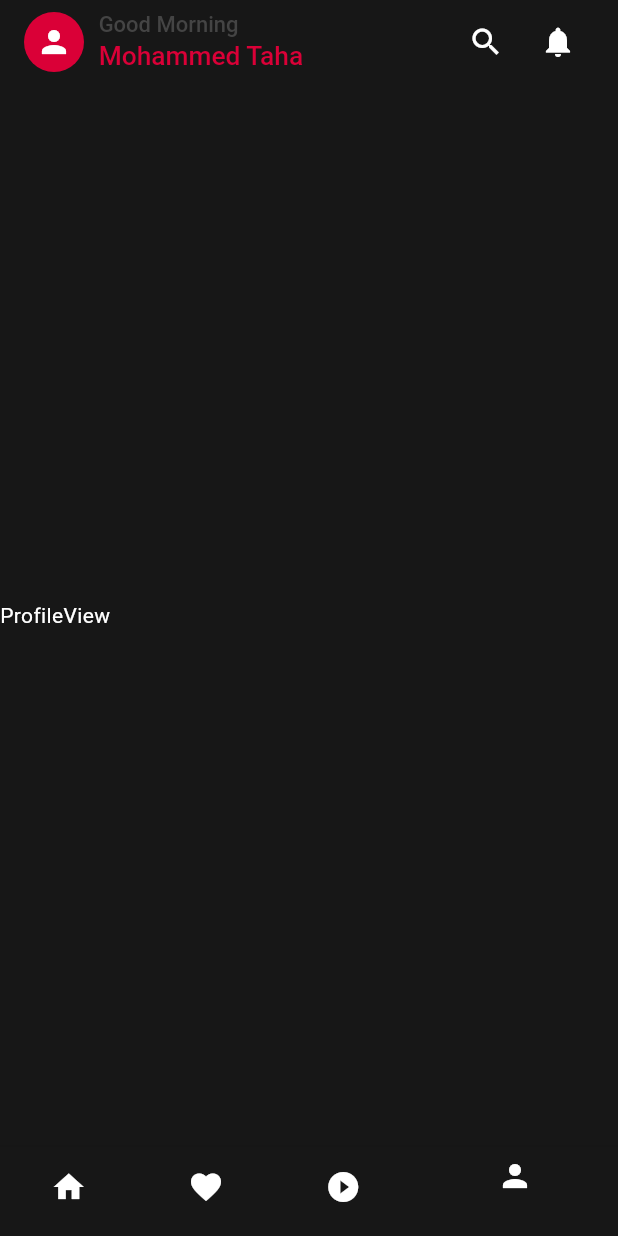
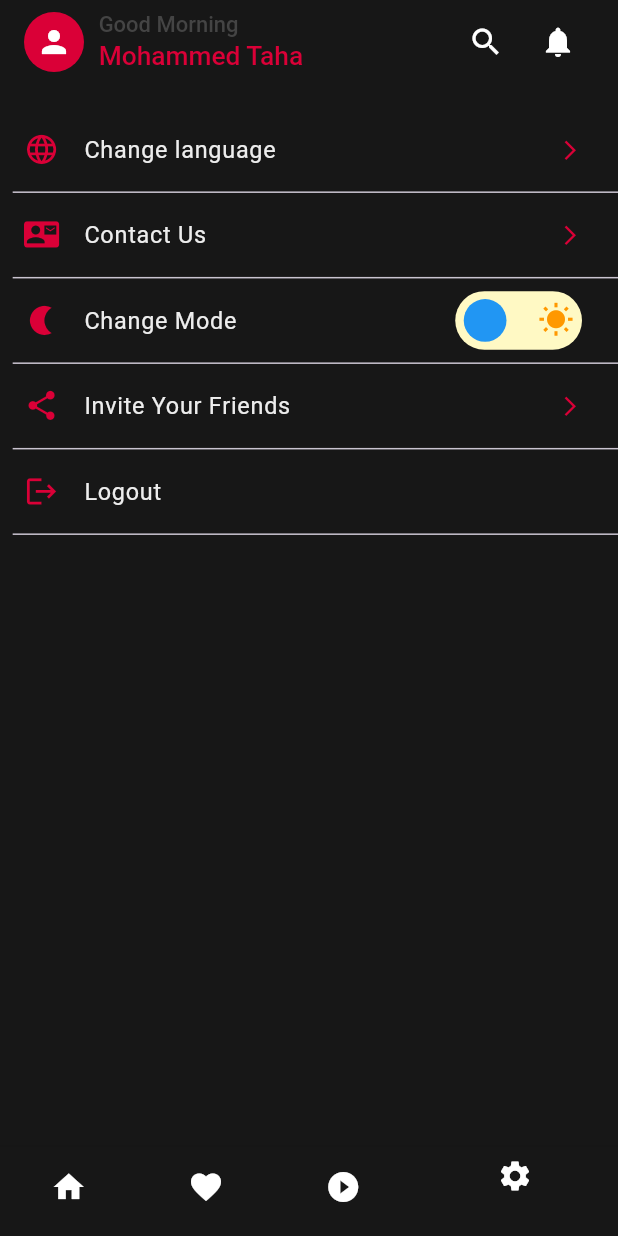
Before and after one commit to MohamedTaha-flutter/manga_app, a Flutter app: the LayoutView screen opened directly, item 4 of the bottom bar chosen, on a phone screen of 412 x 824 dp. Run offline on Flutter 3.47's test engine with Material 3 defaults, Android fonts, the light colour scheme and no system bars; our stand-ins replace flutter_bloc, flutter_screenutil, youtube_player_flutter.

Commit message:
finch setting view  and finch video view

```diff
--- a/lib/core/widget/custom_theme_switch_bttton.dart
+++ b/lib/core/widget/custom_theme_switch_bttton.dart
@@ -1,5 +1,6 @@
 import 'package:flutter/material.dart%20';
 import 'package:flutter_screenutil/flutter_screenutil.dart';
+import 'package:mangaat_app/core/constant/colors_style.dart';
 
 class SunMoonSwitch extends StatefulWidget {
   const SunMoonSwitch({super.key});
@@ -26,13 +27,13 @@ class _SunMoonSwitchState extends State<SunMoonSwitch> {
         padding: EdgeInsets.all(5.w),
         decoration: BoxDecoration(
           borderRadius: BorderRadius.circular(20.r),
-          color: isSun ? Colors.yellow[100] : Colors.blue[100],
+          color: isSun ? Colors.yellow[100] : Colors.grey[200],
         ),
         child: Stack(
           alignment: Alignment.center,
           children: [
             Align(
-              alignment: isSun ? Alignment.centerLeft : Alignment.centerRight,
+              alignment: isSun ?  Alignment.centerRight : Alignment.centerLeft  ,
               child: AnimatedSwitcher(
                 duration: Duration(milliseconds: 300),
                 transitionBuilder: (child, animation) =>
@@ -45,7 +46,7 @@ class _SunMoonSwitchState extends State<SunMoonSwitch> {
               ),
             ),
             Align(
-              alignment: isSun ? Alignment.centerRight : Alignment.centerLeft,
+              alignment: isSun ?Alignment.centerLeft : Alignment.centerRight  ,
               child: Container(
                 width: 30.r,
                 height: 30.r,
--- a/lib/featuer/layout/presentation/controller/cubit.dart
+++ b/lib/featuer/layout/presentation/controller/cubit.dart
@@ -3,7 +3,7 @@ import 'package:flutter_bloc/flutter_bloc.dart';
 import 'package:mangaat_app/core/constant/colors_style.dart';
 import 'package:mangaat_app/featuer/favorite/presentation/view/favorite_view.dart';
 import 'package:mangaat_app/featuer/home/presentation/view/home_view.dart';
-import 'package:mangaat_app/featuer/profile/presentation/view/profile_view.dart';
+import 'package:mangaat_app/featuer/setting/presentation/view/setting_view.dart';
 import 'package:mangaat_app/featuer/video/presentation/view/vidio_view.dart';
 
 import 'state.dart';
@@ -19,7 +19,7 @@ class LayoutCubit extends Cubit<LayoutState> {
     emit(ChangeBottomNavigationBarState());
   }
 
-  List<Widget> views = [HomeView(), FavoriteView(), VideoView(), ProfileView()];
+  List<Widget> views = [HomeView(), FavoriteView(), VideoView(), SettingView()];
 
   List<BottomNavigationBarItem> item = [
     BottomNavigationBarItem(
@@ -38,7 +38,7 @@ class LayoutCubit extends Cubit<LayoutState> {
       backgroundColor: AppColor.black,
     ),
     BottomNavigationBarItem(
-      icon: Icon(Icons.person),
+      icon: Icon(Icons.settings),
       label: "",
       backgroundColor: AppColor.black,
     ),
--- a/lib/featuer/profile/presentation/view/profile_view.dart
+++ /dev/null
@@ -1,22 +0,0 @@
-import 'package:flutter/material.dart';
-import 'package:mangaat_app/core/constant/colors_style.dart';
-
-
-
-class ProfileView extends StatelessWidget {
-  const ProfileView({super.key});
-
-  @override
-  Widget build(BuildContext context) {
-    return Scaffold(
-      backgroundColor: AppColor.black,
-
-      body: Column(
-        mainAxisAlignment: MainAxisAlignment.center,
-        children: [
-          Text("ProfileView",style: TextStyle(color: Colors.white),)
-        ],
-      ),
-    );
-  }
-}
--- /dev/null
+++ b/lib/featuer/setting/presentation/view/setting_view.dart
@@ -0,0 +1,71 @@
+import 'package:flutter/material.dart%20';
+import 'package:flutter_screenutil/flutter_screenutil.dart';
+import 'package:mangaat_app/core/constant/colors_style.dart';
+import 'package:mangaat_app/core/widget/custom_theme_switch_bttton.dart';
+import 'package:mangaat_app/featuer/setting/presentation/widget/build_list_tile_widget.dart';
+
+class SettingView extends StatelessWidget {
+  const SettingView({super.key});
+
+  @override
+  Widget build(BuildContext context) {
+    return Scaffold(
+      backgroundColor: AppColor.black,
+      body: ListView(
+        padding: EdgeInsets.symmetric(vertical: 16.h),
+        children: [
+          BuildListTile(
+            icon: Icons.language,
+            text: 'Change language',
+            onTap: () {},
+          ),
+          BuildListTile(
+            icon: Icons.contact_mail,
+            text: 'Contact Us',
+            onTap: () {},
+          ),
+          ChangeModeListTile(),
+          BuildListTile(
+            icon: Icons.share,
+            text: 'Invite Your Friends',
+            onTap: () {},
+          ),
+          BuildListTile(
+            icon: Icons.logout,
+            text: 'Logout',
+            onTap: () {},
+            showArrow: false,
+          ),
+        ],
+      ),
+    );
+  }
+}
+
+class ChangeModeListTile extends StatelessWidget {
+  const ChangeModeListTile({
+    super.key,
+  });
+
+  @override
+  Widget build(BuildContext context) {
+    return Column(
+      children: [
+        ListTile(
+          onTap: () {},
+          leading: Icon(Icons.nightlight, color: AppColor.mainColor, size: 24.sp),
+          title: Text(
+            "Change Mode ",
+            style: TextStyle(fontSize: 16.sp, color: AppColor.white),
+          ),
+          trailing: SunMoonSwitch(),
+
+        ),
+        Padding(
+          padding: EdgeInsets.only(left: 8.w),
+          child: Divider(thickness: 1, height: 1),
+        ),
+      ],
+    );
+  }
+}
--- /dev/null
+++ b/lib/featuer/setting/presentation/widget/build_list_tile_widget.dart
@@ -0,0 +1,45 @@
+import 'package:flutter/material.dart%20';
+import 'package:flutter_screenutil/flutter_screenutil.dart';
+import 'package:mangaat_app/core/constant/colors_style.dart';
+
+class BuildListTile extends StatelessWidget {
+  final IconData icon;
+
+  final String text;
+
+  final VoidCallback onTap;
+
+  final bool showArrow;
+
+  const BuildListTile({
+    super.key,
+    required this.icon,
+    required this.text,
+    required this.onTap,
+    this.showArrow = true,
+  });
+
+  @override
+  Widget build(BuildContext context) {
+    return Column(
+      children: [
+        ListTile(
+          leading: Icon(icon, color: AppColor.mainColor, size: 24.sp),
+          title: Text(
+            text,
+            style: TextStyle(fontSize: 16.sp, color: AppColor.white),
+          ),
+          trailing: showArrow
+              ? Icon(Icons.arrow_forward_ios,
+                  color: AppColor.mainColor, size: 16.sp)
+              : null,
+          onTap: onTap,
+        ),
+        Padding(
+          padding: EdgeInsets.only(left: 8.w),
+          child: Divider(thickness: 1, height: 1),
+        ),
+      ],
+    );
+  }
+}
--- a/pubspec.yaml
+++ b/pubspec.yaml
@@ -37,6 +37,8 @@ dependencies:
   flutter_screenutil: ^5.9.3
   flutter_bloc: ^8.1.6
   video_player: ^2.9.2
+  youtube_player_flutter: ^9.1.1
+  flutter_inappwebview: ^6.1.5
 
 dev_dependencies:
   flutter_test:
@@ -63,7 +65,7 @@ flutter:
   # To add assets to your application, add an assets section, like this:
   assets:
      - assets/images/
-
+     - assets/video/
   # An image asset can refer to one or more resolution-specific "variants", see
   # https://flutter.dev/to/resolution-aware-images
 
```
Also changed, not shown: lib/featuer/video/presentation/view/vidio_view.dart (+51 -10 lines), pubspec.lock, 3 other files.
